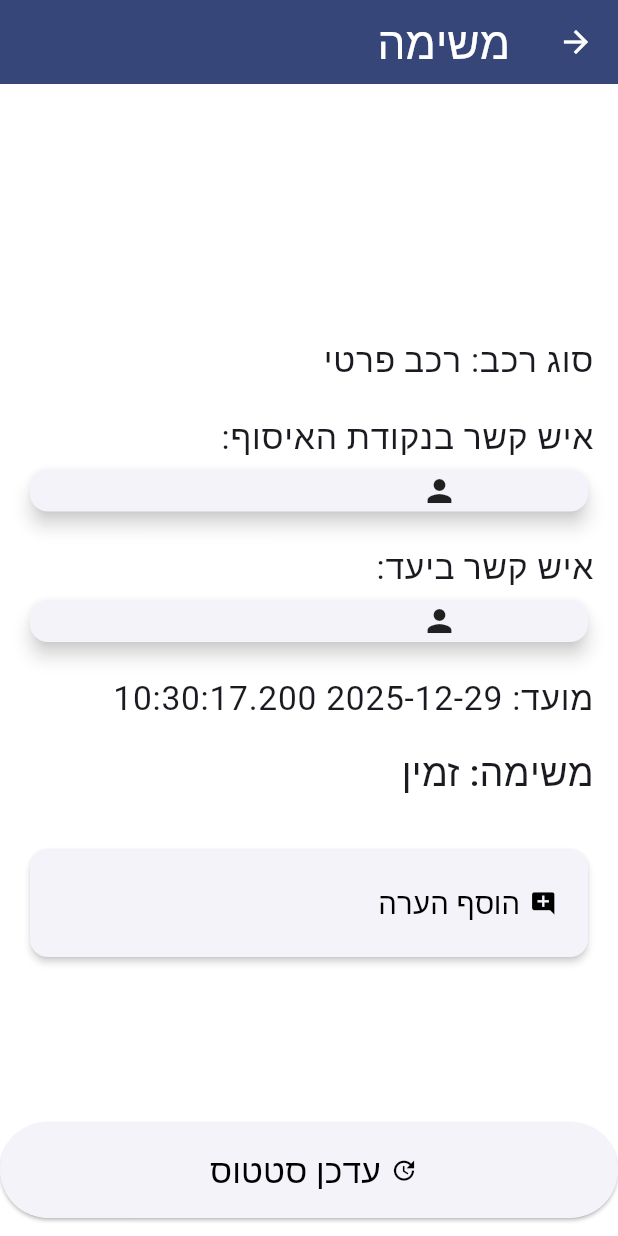
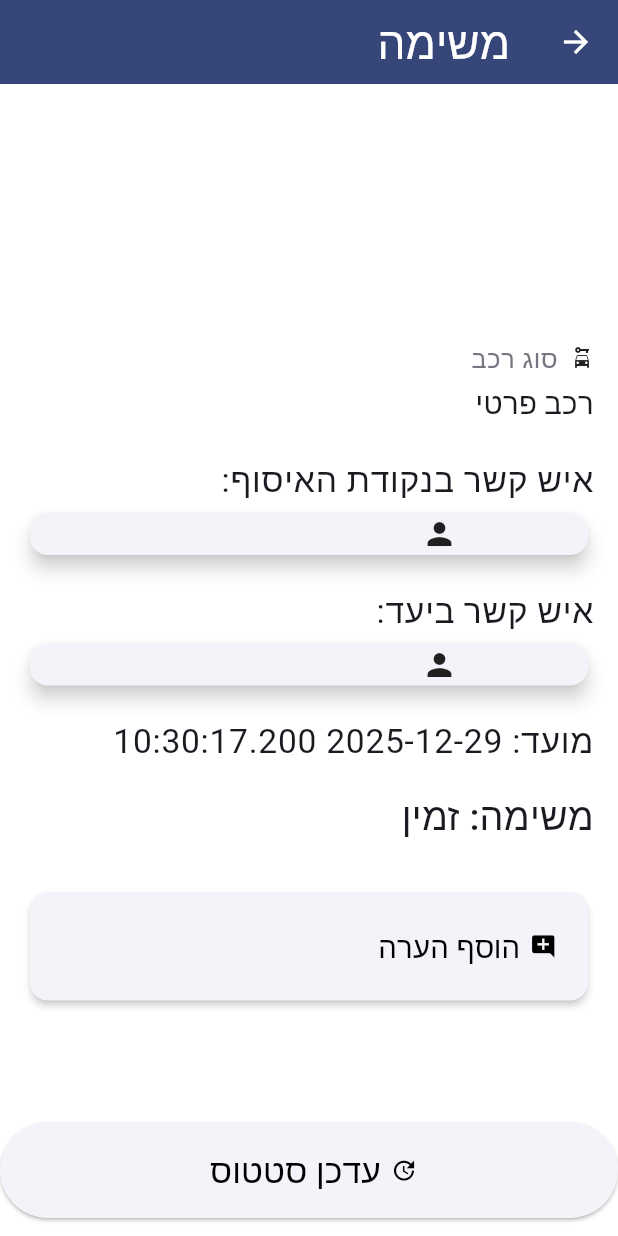
Before and after one commit to anatGindin/yearlyProject, a Flutter app: the MissionScreen screen opened directly with empty values, on a phone screen of 412 x 824 dp. Run offline on Flutter 3.47's test engine with Material 3 defaults, Android fonts, the phone set to English and light mode, and no system bars; our stand-ins replace firebase_auth, firebase_core, firebase_database, flex_color_scheme, flutter_map, geolocator and 2 more; missing offline and left inert: mockito; accounts and stored records are empty; network calls fail.

Commit message:
modified InfoRow for my needs

```diff
--- a/Frontend/hamal_transport_app/lib/Views/Widgets/info_row.dart
+++ b/Frontend/hamal_transport_app/lib/Views/Widgets/info_row.dart
@@ -3,15 +3,13 @@ import 'package:flutter/material.dart';
 class InfoRow extends StatelessWidget {
   final IconData icon;
   final String label;
-  final String value;
-  final ThemeData theme;
+  final Widget child;
 
   const InfoRow({
     super.key,
     required this.icon,
     required this.label,
-    required this.value,
-    required this.theme,
+    required this.child,
   });
 
   @override
@@ -23,31 +21,18 @@ class InfoRow extends StatelessWidget {
         children: [
           Row(
             children: [
-              Icon(
-                icon,
-                color: theme.colorScheme.primary,
-                size: 16,
-                textDirection: TextDirection.ltr,
-              ),
+              Icon(icon, size: 16, textDirection: TextDirection.ltr),
               const SizedBox(width: 8),
               Text(
                 label,
-                style: theme.textTheme.labelMedium?.copyWith(
-                  color: theme.colorScheme.outline,
+                style: Theme.of(context).textTheme.labelMedium?.copyWith(
+                  color: Theme.of(context).colorScheme.outline,
                 ),
               ),
             ],
           ),
           const SizedBox(height: 4),
-          Padding(
-            padding: const EdgeInsets.only(left: 24),
-            child: Text(
-              value,
-              style: theme.textTheme.bodyMedium?.copyWith(
-                fontWeight: FontWeight.w500,
-              ),
-            ),
-          ),
+          Padding(padding: const EdgeInsets.only(left: 24), child: child),
         ],
       ),
     );
--- a/Frontend/hamal_transport_app/lib/Views/Widgets/new_mission_card.dart
+++ b/Frontend/hamal_transport_app/lib/Views/Widgets/new_mission_card.dart
@@ -1,9 +1,8 @@
-import 'package:flutter/cupertino.dart';
 import 'package:flutter/material.dart';
 import 'package:hamal_transport_app/Views/new_mission_page.dart';
 
 import '../../l10n/app_localizations.dart';
-import 'mission_card_base .dart';
+import 'mission_card_base.dart';
 
 class NewMissionCard extends StatelessWidget {
   const NewMissionCard({super.key});
--- a/Frontend/hamal_transport_app/lib/Views/main_page.dart
+++ b/Frontend/hamal_transport_app/lib/Views/main_page.dart
@@ -9,7 +9,6 @@ import 'Widgets/mission_list_view.dart';
 import 'Widgets/mission_fabs.dart';
 import '../Constants/official_info.dart';
 import '../Utils/launcher_utils.dart';
-import 'Widgets/new_mission_card.dart';
 
 class MainPage extends StatelessWidget {
   const MainPage({super.key});
@@ -53,7 +52,7 @@ class MainPage extends StatelessWidget {
                               width: MediaQuery.of(context).size.width * 0.43,
                               child: ListActionButton(
                                 icon: Icons.sort,
-                                label: '${myMissionsVM.getSortBy(context)}',
+                                label: myMissionsVM.getSortBy(context),
                                 onPressed: () => _showSortOptions(context),
                               ),
                             ),
@@ -61,7 +60,7 @@ class MainPage extends StatelessWidget {
                               width: MediaQuery.of(context).size.width * 0.43,
                               child: ListActionButton(
                                 icon: Icons.filter_alt,
-                                label: '${myMissionsVM.getFilterBy(context)}',
+                                label: myMissionsVM.getFilterBy(context),
                                 onPressed: () => _showFilterOptions(context),
                               ),
                             ),
--- a/Frontend/hamal_transport_app/lib/Views/mission_screen.dart
+++ b/Frontend/hamal_transport_app/lib/Views/mission_screen.dart
@@ -9,9 +9,11 @@ import '../l10n/app_localizations.dart';
 import '../features/Contact_card/view/contact_view.dart';
 import '../features/Contact_card/view_model/contact_vm.dart';
 import '../Services/routing_service.dart';
+import '../Views/Widgets/info_row.dart';
 
 class MissionScreen extends StatefulWidget {
   final Mission mission;
+
   const MissionScreen({required this.mission, super.key});
 
   @override
@@ -75,12 +77,16 @@ class _MissionScreenState extends State<MissionScreen> {
                             ),
                           ),
                           const SizedBox(height: 12),
-                          Text(
-                            '${l10n.carType}: ${missionVM.carType().displayName(l10n)}',
-                            style: Theme.of(
-                              context,
-                            ).textTheme.bodyLarge?.copyWith(fontSize: 16),
+                          InfoRow(
+                            icon: Icons.car_rental,
+                            label: l10n.carType,
+                            child: Text(
+                              missionVM.carType().displayName(l10n),
+                              style: Theme.of(context).textTheme.bodyMedium
+                                  ?.copyWith(fontWeight: FontWeight.w500),
+                            ),
                           ),
+
                           const SizedBox(height: 16),
                           Text(
                             '${l10n.sourceContact}:',
```
Also changed, not shown: Frontend/hamal_transport_app/lib/Views/UserMenu/account_info_details_view.dart (+30 -10 lines), Frontend/hamal_transport_app/lib/Views/Widgets/mission_card.dart (+3 -6 lines), Frontend/hamal_transport_app/lib/Views/Widgets/mission_card_base.dart (renamed from Frontend/hamal_transport_app/lib/Views/Widgets/mission_card_base .dart).
